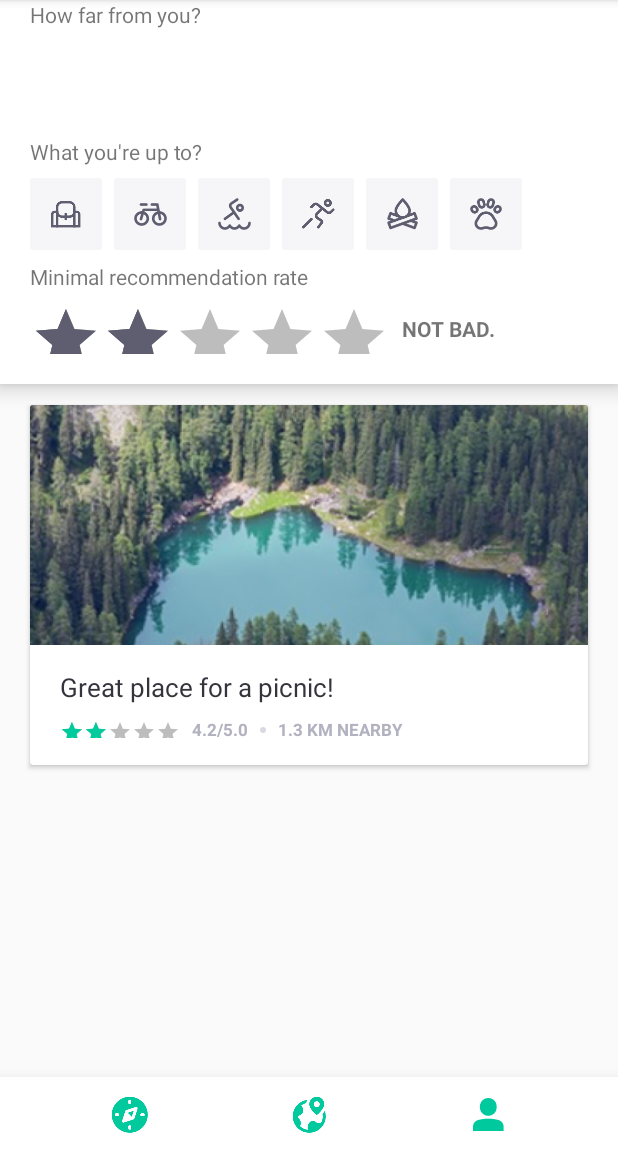
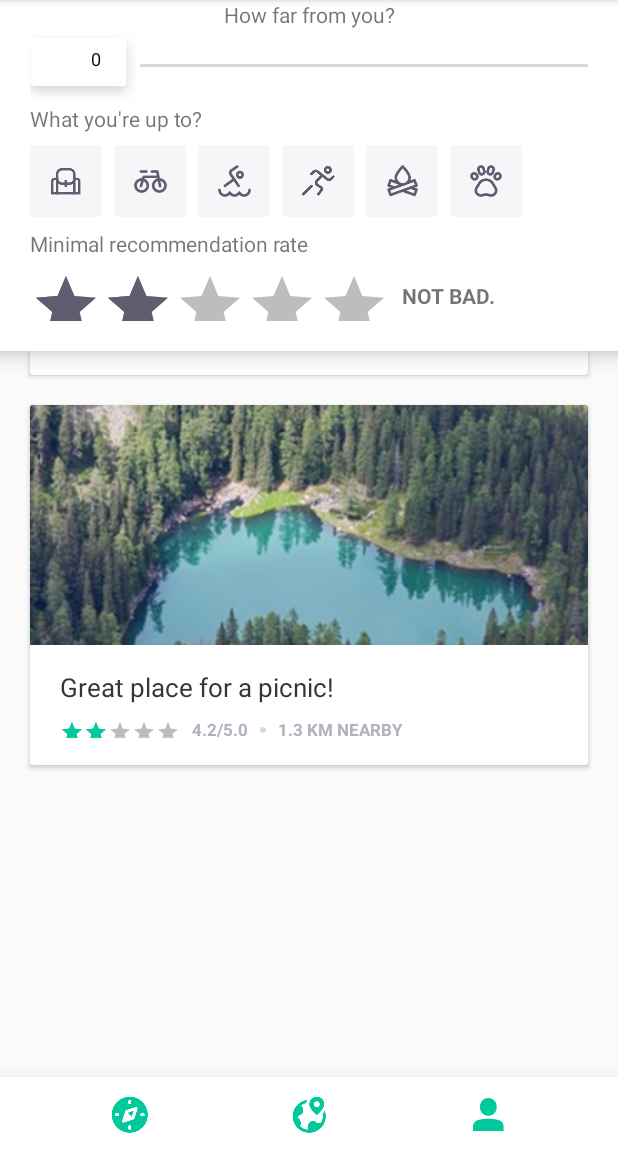
Before and after one commit to PibeDx/AndroidDesign-HarmonyUIKit-Kotlin, an Android app: the screen it shows after launch (MainActivity), on a phone screen of 412 x 824 dp, the part 84-1236 px from its top. Run offline under Robolectric (Android 15) with nearby library versions, the phone set to English and light mode, and no system bars.

Commit message:
feat(widget): custom seekbar:  - create CustomSeekBar  - add thumb for seekbar  - pending onDraw

```diff
--- a/app/src/main/java/com/josecuentas/androiddesign_harmony_ui_kit_kotlin/MainActivity.kt
+++ b/app/src/main/java/com/josecuentas/androiddesign_harmony_ui_kit_kotlin/MainActivity.kt
@@ -1,27 +1,62 @@
 package com.josecuentas.androiddesign_harmony_ui_kit_kotlin
 
+import android.content.res.Resources
 import android.os.Bundle
 import android.support.constraint.ConstraintLayout
 import android.support.v4.content.ContextCompat
 import android.support.v7.app.AppCompatActivity
 import android.support.v7.widget.AppCompatImageButton
+import android.util.Log
 import android.widget.RatingBar
+import android.widget.SeekBar
+import kotlinx.android.synthetic.main.view_filter.*
+
+
 
 class MainActivity : AppCompatActivity() {
 
     lateinit var ratingBar : RatingBar
     lateinit var constraintLayout : ConstraintLayout
+    lateinit var seekBar : SeekBar
 
     override fun onCreate(savedInstanceState: Bundle?) {
         super.onCreate(savedInstanceState)
         setContentView(R.layout.activity_main)
         injectView()
+        events()
         ui()
+    }
+
+    private fun events() {
+        seekBar.thumbOffset = dpToPx(9)
+        seekBar.setPadding(0,0,0,0)
+        seekBar.setOnSeekBarChangeListener(object : SeekBar.OnSeekBarChangeListener {
+
+            override fun onProgressChanged(seekBar: SeekBar?, progress: Int, fromUser: Boolean) {
+                Log.d("TAG", seekBar!!.thumbOffset.toString())
+                val number = (progress * (seekBar!!.width - 2 * seekBar!!.thumbOffset)) /
+                        seekBar.max
+                textView.text = number.toString()
+                textView.text = "${progress} %"
+                val margin = dpToPx(20) * 2
+                textView.x = seekBar.x + number +  seekBar.thumbOffset / 2
+                //textView.translationX =
+            }
+
+            override fun onStartTrackingTouch(p0: SeekBar?) {
+
+            }
+
+            override fun onStopTrackingTouch(p0: SeekBar?) {
+
+            }
+        })
     }
 
     private fun injectView() {
         ratingBar = findViewById(R.id.rbaPoint)
         constraintLayout = findViewById(R.id.constraintLayout)
+        seekBar = findViewById(R.id.seekBar)
     }
 
     private fun ui() {
@@ -45,4 +80,8 @@ class MainActivity : AppCompatActivity() {
 
         }
     }
+
+    protected fun dpToPx(dp: Int): Int {
+        return (dp.toFloat() * Resources.getSystem().getDisplayMetrics().density).toInt()
+    }
 }
--- /dev/null
+++ b/app/src/main/java/com/josecuentas/androiddesign_harmony_ui_kit_kotlin/widget/CustomSeekbar.kt
@@ -0,0 +1,43 @@
+package com.josecuentas.androiddesign_harmony_ui_kit_kotlin.widget
+
+import android.content.Context
+import android.graphics.Canvas
+import android.graphics.Color
+import android.graphics.Paint
+import android.graphics.Rect
+import android.support.v7.widget.AppCompatSeekBar
+import android.util.AttributeSet
+import android.util.Log
+import com.josecuentas.androiddesign_harmony_ui_kit_kotlin.R
+
+/**
+ * Created by jcuentas on 1/09/17.
+ */
+class CustomSeekbar : AppCompatSeekBar {
+
+    constructor(context: Context?) : super(context)
+    constructor(context: Context?, attrs: AttributeSet?) : super(context, attrs)
+    constructor(context: Context?, attrs: AttributeSet?, defStyleAttr: Int) : super(context, attrs, defStyleAttr)
+
+    override fun onDraw(canvas: Canvas?) {
+        super.onDraw(canvas)
+        val thumb_x = (this.progress.toDouble() / this.max * this.width.toDouble()).toFloat()
+        val middle = this.height.toFloat() / 2
+
+        val paint = Paint()
+        val boundsThumb = this.thumb.bounds as Rect
+
+        Log.d("boundsThumb.toString()", boundsThumb.toString())
+        Log.d("boundsThumb.centerX()", boundsThumb.centerX().toString())
+        val thumbX = boundsThumb.centerX().toFloat()
+        val thumbY = boundsThumb.centerY().toFloat()
+
+        paint.setColor(Color.BLACK)
+        paint.setTextSize(resources.getDimension(R.dimen.seekbar_thumb_text_size))
+        //paint.textAlign = Paint.Align.CENTER
+        canvas!!.drawText("0",
+                thumbX/* + paint.measureText(this.progress.toString())/2*/,
+                thumbY,
+                paint)
+    }
+}
--- a/app/src/main/res/layout/view_filter.xml
+++ b/app/src/main/res/layout/view_filter.xml
@@ -13,7 +13,7 @@
 
     <TextView
         android:id="@+id/textView"
-        android:layout_width="0dp"
+        android:layout_width="wrap_content"
         android:layout_height="wrap_content"
         android:layout_marginEnd="20dp"
         android:layout_marginStart="20dp"
@@ -23,13 +23,15 @@
         app:layout_constraintTop_toTopOf="parent"
         />
 
-    <View
-        android:id="@+id/view2"
+    <com.josecuentas.androiddesign_harmony_ui_kit_kotlin.widget.CustomSeekbar
+        android:id="@+id/seekBar"
         android:layout_width="match_parent"
-        android:layout_height="72dp"
+        android:layout_height="wrap_content"
+        android:thumb="@mipmap/bg_seekbar_thumb"
         android:layout_marginEnd="20dp"
         android:layout_marginStart="20dp"
         android:layout_marginTop="0dp"
+        android:max="100"
         app:layout_constraintEnd_toEndOf="parent"
         app:layout_constraintStart_toStartOf="parent"
         app:layout_constraintTop_toBottomOf="@+id/textView"
@@ -45,7 +47,7 @@
         android:text="What you're up to?"
         app:layout_constraintEnd_toEndOf="parent"
         app:layout_constraintStart_toStartOf="parent"
-        app:layout_constraintTop_toBottomOf="@+id/view2"
+        app:layout_constraintTop_toBottomOf="@+id/seekBar"
         />
 
     <HorizontalScrollView
--- a/app/src/main/res/values/view_filter.xml
+++ b/app/src/main/res/values/view_filter.xml
@@ -4,6 +4,8 @@
     <color name="view_filter_ratingbar_start_background">#DAD9E3</color>
     <color name="view_filter_ratingbar_start_secondary_progress">#5F5D70</color>
     <color name="view_filter_ratingbar_start_progress">#5F5D70</color>
+
+    <dimen name="seekbar_thumb_text_size">12sp</dimen>
 
     <style name="ViewFilter.Theme" parent="AppTheme">
         <item name="colorAccent">@color/view_filter_ratingbar_start_progress</item>
@@ -17,4 +19,6 @@
         <item name="android:isIndicator">false</item>
         <item name="android:thumb">@null</item>
     </style>
+
+    <style name="asd" parent="Base.Widget.AppCompat.SeekBar"></style>
 </resources>
```
Also changed, not shown: app/src/main/res/drawable/ic_seekbar_thumb.xml (added, +21 -0 lines), app/src/main/res/mipmap-hdpi/bg_seekbar_thumb.png (added), app/src/main/res/mipmap-mdpi/bg_seekbar_thumb.png (added), app/src/main/res/mipmap-xhdpi/bg_seekbar_thumb.png (added), app/src/main/res/mipmap-xxhdpi/bg_seekbar_thumb.png (added), app/src/main/res/mipmap-xxxhdpi/bg_seekbar_thumb.png (added).
